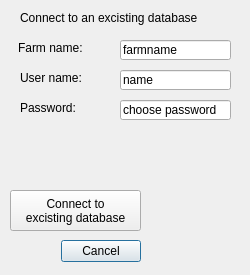
This is widgets/connect_to_farm_base.ui in axelande/geodatafarm3 as Qt 5 draws it before an edit. The edited form follows.
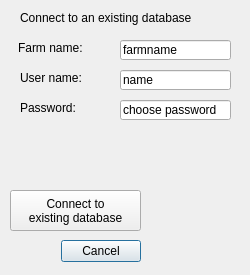
This is the edited form.

```diff
--- a/widgets/connect_to_farm_base.ui
+++ b/widgets/connect_to_farm_base.ui
@@ -120,7 +120,7 @@
     </rect>
    </property>
    <property name="text">
-    <string>Connect to an excisting database</string>
+    <string>Connect to an existing database</string>
    </property>
   </widget>
   <widget class="QPushButton" name="PBConnectExisting">
@@ -137,7 +137,7 @@
    </property>
    <property name="text">
     <string>Connect to 
-excisting database</string>
+existing database</string>
    </property>
   </widget>
  </widget>
```
